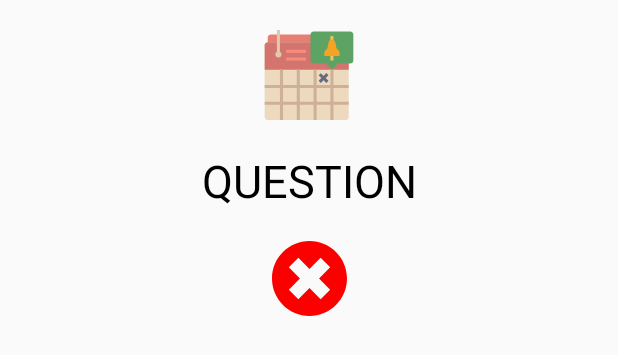
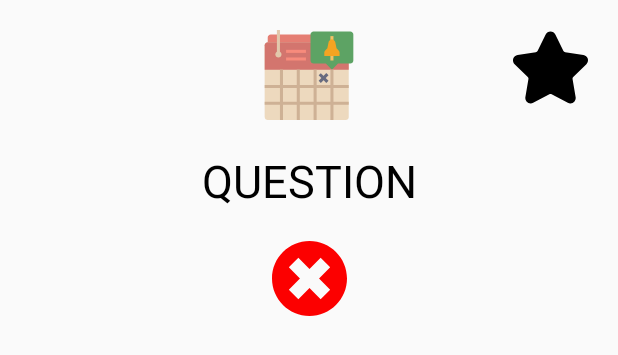
Before and after one commit to eliasLoker/Numbers, an Android app: the layout dialog_dates_details.xml on its own in the app's theme, with its tools: preview values and no code run, on a phone screen of 412 x 824 dp. Shown: the top 355 px of the screen. Run offline under Robolectric (Android 15) with nearby library versions, the phone set to English and light mode, and no system bars.

Commit message:
- реализовал запись в БД для Date

```diff
--- a/app/src/main/java/com/example/myplaceinfo/container/ContainerFragment.kt
+++ b/app/src/main/java/com/example/myplaceinfo/container/ContainerFragment.kt
@@ -9,7 +9,7 @@ import androidx.fragment.app.Fragment
 import androidx.viewpager.widget.ViewPager
 import com.example.myplaceinfo.R
 import com.example.myplaceinfo.container.ViewPagerAdapter
-import com.example.myplaceinfo.date.DatesFragment
+import com.example.myplaceinfo.date.DateFragment
 import com.example.myplaceinfo.number.NumberFragment
 import com.example.myplaceinfo.year.YearFragment
 import com.google.android.material.tabs.TabLayout
@@ -47,7 +47,7 @@ class ContainerFragment : Fragment() {
     private fun setupViewPager(viewPager: ViewPager) {
         val adapter = ViewPagerAdapter(childFragmentManager)
         adapter.addFragment(NumberFragment.newInstance(), "Number")
-        adapter.addFragment(DatesFragment.newInstance(), "Date")
+        adapter.addFragment(DateFragment.newInstance(), "Date")
         adapter.addFragment(YearFragment.newInstance(), "Year")
         viewPager.adapter = adapter
     }
--- a/app/src/main/java/com/example/myplaceinfo/date/viewmodel/DateViewModel.kt
+++ b/app/src/main/java/com/example/myplaceinfo/date/viewmodel/DateViewModel.kt
@@ -20,4 +20,8 @@ interface DateViewModel {
     fun onItemSelectedMonthCallback(index: Int)
 
     fun onItemSelectedDayCallback(index: Int)
+
+    fun onResponseCallback(message: String?)
+
+    fun onClickFavouritesButtonCallback()
 }
--- a/app/src/main/java/com/example/myplaceinfo/number/NumberDetailsDialog.kt
+++ b/app/src/main/java/com/example/myplaceinfo/number/NumberDetailsDialog.kt
@@ -10,6 +10,7 @@ import android.widget.TextView
 import androidx.fragment.app.DialogFragment
 import android.view.Gravity
 import android.view.WindowManager
+import com.example.myplaceinfo.AddFavouritesButtonListener
 import com.example.myplaceinfo.R
 
 
@@ -89,8 +90,4 @@ class NumberDetailsDialog: DialogFragment(), View.OnClickListener {
         fragment.arguments = args
         return fragment
     }
-
-    interface AddFavouritesButtonListener {
-        fun onClickFavouritesButton()
-    }
 }
--- a/app/src/main/java/com/example/myplaceinfo/number/NumberFragment.kt
+++ b/app/src/main/java/com/example/myplaceinfo/number/NumberFragment.kt
@@ -9,6 +9,7 @@ import androidx.databinding.DataBindingUtil
 import androidx.fragment.app.Fragment
 import androidx.lifecycle.Observer
 import androidx.lifecycle.ViewModelProviders
+import com.example.myplaceinfo.AddFavouritesButtonListener
 import com.example.myplaceinfo.Controller
 import com.example.myplaceinfo.R
 import com.example.myplaceinfo.data.NumberDatabase
@@ -26,7 +27,7 @@ import retrofit2.Response
  *
  * @author Alexandr Mikhalev
  */
-class NumberFragment : Fragment(), NumberDetailsDialog.AddFavouritesButtonListener {
+class NumberFragment : Fragment(), AddFavouritesButtonListener {
 
     private var mNumberViewModel: NumberViewModel? = null
     private var mFragmentNumberBinding: com.example.myplaceinfo.databinding.FragmentNumberBinding? = null
--- a/app/src/main/res/layout/dialog_dates_details.xml
+++ b/app/src/main/res/layout/dialog_dates_details.xml
@@ -13,6 +13,16 @@
             android:layout_height="wrap_content"
             android:orientation="vertical"
             app:layout_constraintGuide_percent="0.5"/>
+
+    <ImageView
+            android:id="@+id/favourites"
+            android:layout_width="50dp"
+            android:layout_height="50dp"
+            android:src="@drawable/ic_star"
+            android:layout_marginTop="20dp"
+            android:layout_marginEnd="20dp"
+            app:layout_constraintEnd_toEndOf="parent"
+            app:layout_constraintTop_toTopOf="parent"/>
 
     <ImageView
             android:id="@+id/logo"
```
Also changed, not shown: app/src/main/java/com/example/myplaceinfo/AddFavouritesButtonListener.kt (added, +10 -0 lines), app/src/main/java/com/example/myplaceinfo/date/DateDetailsDialog.kt (renamed from app/src/main/java/com/example/myplaceinfo/dialogs/DatesDetailsDialog.kt, +22 -4 lines), app/src/main/java/com/example/myplaceinfo/date/DateFragment.kt (renamed from app/src/main/java/com/example/myplaceinfo/date/DatesFragment.kt, +13 -6 lines), app/src/main/java/com/example/myplaceinfo/date/interactor/DateInteractor.kt (+13 -1 lines), app/src/main/java/com/example/myplaceinfo/date/viewmodel/DateViewModelImpl.kt (+13 -1 lines).
